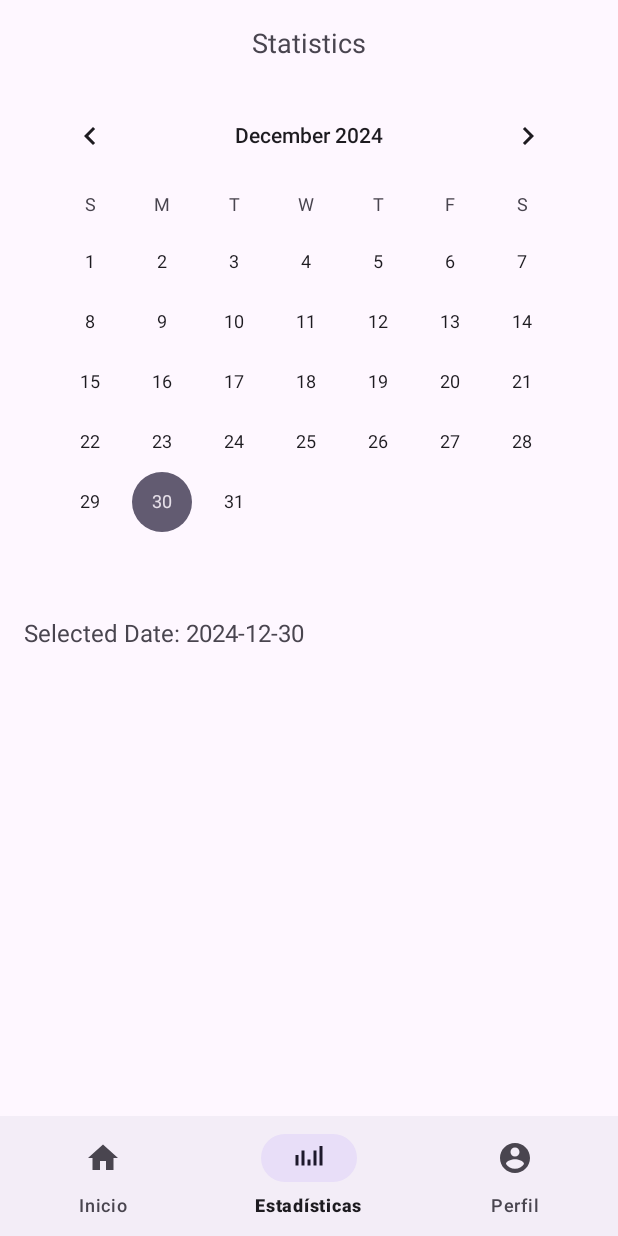
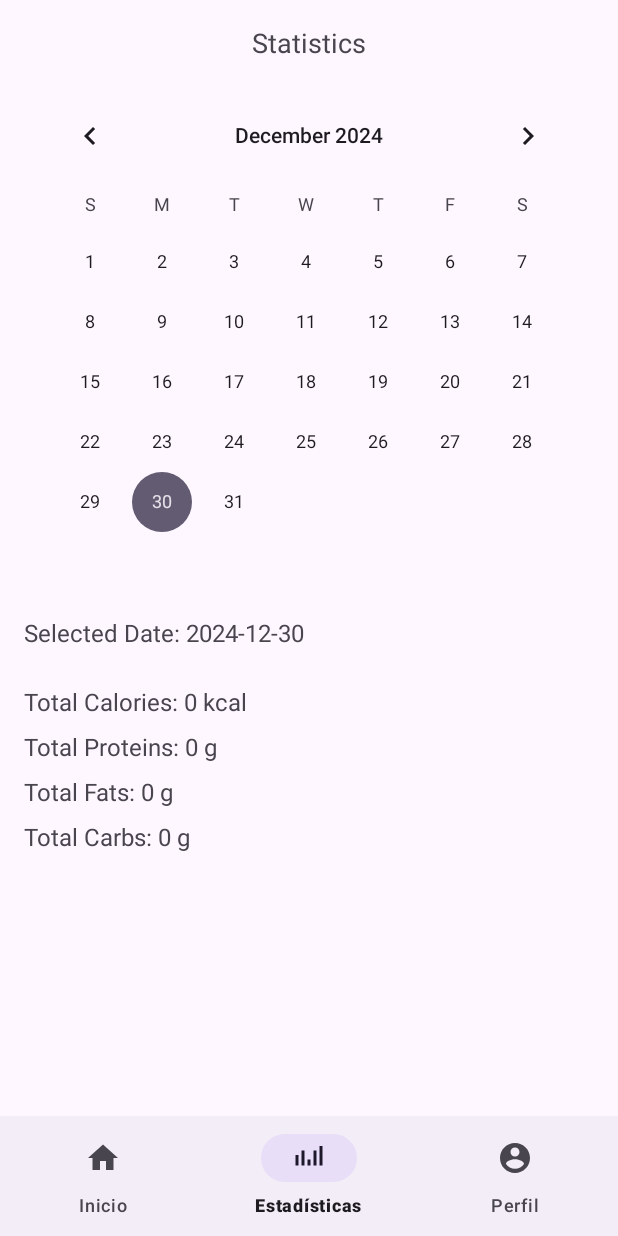
Before and after one commit to andresruiiz/FoodCalendar, an Android app built with Jetpack Compose: the DailySummaryActivity screen opened directly, with no data from a screen before it, item 2 of the bottom bar chosen, on a phone screen of 412 x 824 dp. Run offline under Robolectric (Android 15) with nearby library versions, the phone set to English and light mode, and no system bars.

Commit message:
Added protein, fats and carbs to Meal
Co-Authored-By: Mel-Nicolo <124881113+Mel-Nicolo@users.noreply.github.com>

```diff
--- a/app/src/main/java/es/uma/foodcalendar/FoodCalendarRepository.kt
+++ b/app/src/main/java/es/uma/foodcalendar/FoodCalendarRepository.kt
@@ -77,6 +77,9 @@ class FoodCalendarRepository(context: Context) {
         val query = """
         SELECT m.${BaseColumns._ID}, f.${FoodCalendarContract.Foods.COLUMN_NAME},
                f.${FoodCalendarContract.Foods.COLUMN_CALORIES},
+                f.${FoodCalendarContract.Foods.COLUMN_PROTEIN},
+                f.${FoodCalendarContract.Foods.COLUMN_FAT},
+                f.${FoodCalendarContract.Foods.COLUMN_CARBS},
                m.${FoodCalendarContract.Meals.COLUMN_QUANTITY},
                m.${FoodCalendarContract.Meals.COLUMN_TIME_OF_DAY},
                m.${FoodCalendarContract.Meals.COLUMN_DATE}
@@ -92,11 +95,14 @@ class FoodCalendarRepository(context: Context) {
             val id = cursor.getLong(cursor.getColumnIndexOrThrow(BaseColumns._ID))
             val name = cursor.getString(cursor.getColumnIndexOrThrow(FoodCalendarContract.Foods.COLUMN_NAME))
             val calories = cursor.getInt(cursor.getColumnIndexOrThrow(FoodCalendarContract.Foods.COLUMN_CALORIES))
+            val proteins = cursor.getInt(cursor.getColumnIndexOrThrow(FoodCalendarContract.Foods.COLUMN_PROTEIN))
+            val fats = cursor.getInt(cursor.getColumnIndexOrThrow(FoodCalendarContract.Foods.COLUMN_FAT))
+            val carbs = cursor.getInt(cursor.getColumnIndexOrThrow(FoodCalendarContract.Foods.COLUMN_CARBS))
             val quantity = cursor.getInt(cursor.getColumnIndexOrThrow(FoodCalendarContract.Meals.COLUMN_QUANTITY))
             val time = cursor.getString(cursor.getColumnIndexOrThrow(FoodCalendarContract.Meals.COLUMN_TIME_OF_DAY))
             val mealDate = cursor.getString(cursor.getColumnIndexOrThrow(FoodCalendarContract.Meals.COLUMN_DATE))
 
-            meals.add(Meal(id, name, (calories * quantity) / 100, quantity, time, mealDate))
+            meals.add(Meal(id, name, (calories * quantity) / 100, (proteins * quantity) / 100, (fats * quantity) / 100, (carbs * quantity) / 100, quantity, time, mealDate))
         }
         cursor.close()
         return meals
@@ -109,6 +115,9 @@ class FoodCalendarRepository(context: Context) {
         val query = """
         SELECT m.${BaseColumns._ID}, f.${FoodCalendarContract.Foods.COLUMN_NAME},
                f.${FoodCalendarContract.Foods.COLUMN_CALORIES},
+               f.${FoodCalendarContract.Foods.COLUMN_PROTEIN},
+                f.${FoodCalendarContract.Foods.COLUMN_FAT},
+                f.${FoodCalendarContract.Foods.COLUMN_CARBS},
                m.${FoodCalendarContract.Meals.COLUMN_QUANTITY},
                m.${FoodCalendarContract.Meals.COLUMN_TIME_OF_DAY},
                m.${FoodCalendarContract.Meals.COLUMN_DATE}
@@ -125,11 +134,14 @@ class FoodCalendarRepository(context: Context) {
             val id = cursor.getLong(cursor.getColumnIndexOrThrow(BaseColumns._ID))
             val name = cursor.getString(cursor.getColumnIndexOrThrow(FoodCalendarContract.Foods.COLUMN_NAME))
             val calories = cursor.getInt(cursor.getColumnIndexOrThrow(FoodCalendarContract.Foods.COLUMN_CALORIES))
+            val proteins = cursor.getInt(cursor.getColumnIndexOrThrow(FoodCalendarContract.Foods.COLUMN_PROTEIN))
+            val fats = cursor.getInt(cursor.getColumnIndexOrThrow(FoodCalendarContract.Foods.COLUMN_FAT))
+            val carbs = cursor.getInt(cursor.getColumnIndexOrThrow(FoodCalendarContract.Foods.COLUMN_CARBS))
             val quantity = cursor.getInt(cursor.getColumnIndexOrThrow(FoodCalendarContract.Meals.COLUMN_QUANTITY))
             val time = cursor.getString(cursor.getColumnIndexOrThrow(FoodCalendarContract.Meals.COLUMN_TIME_OF_DAY))
             val mealDate = cursor.getString(cursor.getColumnIndexOrThrow(FoodCalendarContract.Meals.COLUMN_DATE))
 
-            meals.add(Meal(id, name, (calories * quantity) / 100, quantity, time, mealDate))
+            meals.add(Meal(id, name, (calories * quantity) / 100, (proteins * quantity) / 100, (fats * quantity) / 100, (carbs * quantity) / 100, quantity, time, mealDate))
         }
         cursor.close()
         return meals
@@ -140,6 +152,9 @@ class FoodCalendarRepository(context: Context) {
         val query = """
         SELECT m.${BaseColumns._ID}, f.${FoodCalendarContract.Foods.COLUMN_NAME},
                f.${FoodCalendarContract.Foods.COLUMN_CALORIES},
+               f.${FoodCalendarContract.Foods.COLUMN_PROTEIN},
+                f.${FoodCalendarContract.Foods.COLUMN_FAT},
+                f.${FoodCalendarContract.Foods.COLUMN_CARBS},
                m.${FoodCalendarContract.Meals.COLUMN_QUANTITY},
                m.${FoodCalendarContract.Meals.COLUMN_TIME_OF_DAY},
                m.${FoodCalendarContract.Meals.COLUMN_DATE}
@@ -157,11 +172,14 @@ class FoodCalendarRepository(context: Context) {
             val id = cursor.getLong(cursor.getColumnIndexOrThrow(BaseColumns._ID))
             val name = cursor.getString(cursor.getColumnIndexOrThrow(FoodCalendarContract.Foods.COLUMN_NAME))
             val calories = cursor.getInt(cursor.getColumnIndexOrThrow(FoodCalendarContract.Foods.COLUMN_CALORIES))
+            val proteins = cursor.getInt(cursor.getColumnIndexOrThrow(FoodCalendarContract.Foods.COLUMN_PROTEIN))
+            val fats = cursor.getInt(cursor.getColumnIndexOrThrow(FoodCalendarContract.Foods.COLUMN_FAT))
+            val carbs = cursor.getInt(cursor.getColumnIndexOrThrow(FoodCalendarContract.Foods.COLUMN_CARBS))
             val quantity = cursor.getInt(cursor.getColumnIndexOrThrow(FoodCalendarContract.Meals.COLUMN_QUANTITY))
             val time = cursor.getString(cursor.getColumnIndexOrThrow(FoodCalendarContract.Meals.COLUMN_TIME_OF_DAY))
             val mealDate = cursor.getString(cursor.getColumnIndexOrThrow(FoodCalendarContract.Meals.COLUMN_DATE))
 
-            meal = Meal(id, name, (calories * quantity) / 100, quantity, time, mealDate)
+            meal = Meal(id, name, (calories * quantity) / 100, (proteins * quantity) / 100, (fats * quantity) / 100, (carbs * quantity) / 100, quantity, time, mealDate)
         }
 
         cursor.close()
--- a/app/src/main/java/es/uma/foodcalendar/Meal.kt
+++ b/app/src/main/java/es/uma/foodcalendar/Meal.kt
@@ -4,6 +4,9 @@ data class Meal(
     val id: Long,           // ID de la comida en la tabla 'meals'
     val name: String,       // Nombre del alimento (de la tabla 'foods')
     val calories: Int,      // Calorías totales (calculadas como calorías * cantidad)
+    val proteins: Int,      // Proteínas totales (calculadas como proteínas * cantidad)
+    val fats: Int,          // Grasas totales (calculadas como grasas * cantidad)
+    val carbs: Int,         // Carbohidratos totales (calculados como carbohidratos * cantidad)
     val quantity: Int,      // Cantidad consumida
     val timeOfDay: String,  // Franja horaria (ej.: desayuno, almuerzo)
     val date: String        // Fecha de la comida
--- a/app/src/main/java/es/uma/foodcalendar/StatisticsActivity.kt
+++ b/app/src/main/java/es/uma/foodcalendar/StatisticsActivity.kt
@@ -13,6 +13,9 @@ class StatisticsActivity : AppCompatActivity() {
     private lateinit var selectedDateLabel: TextView
     private lateinit var mealsListView: ListView
     private lateinit var totalCalories: TextView
+    private lateinit var totalProteins: TextView
+    private lateinit var totalFats: TextView
+    private lateinit var totalCarbs: TextView
 
     private var selectedDate: String = ""
 
@@ -28,6 +31,9 @@ class StatisticsActivity : AppCompatActivity() {
         selectedDateLabel = findViewById(R.id.selectedDateLabel)
         mealsListView = findViewById(R.id.mealsListView)
         totalCalories = findViewById(R.id.totalCalories)
+        totalProteins = findViewById(R.id.totalProteins)
+        totalFats = findViewById(R.id.totalFats)
+        totalCarbs = findViewById(R.id.totalCarbs)
 
         // Configurar fecha inicial
         selectedDate = SimpleDateFormat("yyyy-MM-dd", Locale.getDefault()).format(Date())
@@ -52,6 +58,9 @@ class StatisticsActivity : AppCompatActivity() {
             Toast.makeText(this, getString(R.string.no_meals_for_date), Toast.LENGTH_SHORT).show()
             mealsListView.adapter = null
             totalCalories.text = getString(R.string.total_calories, 0)
+            totalProteins.text = getString(R.string.total_proteins, 0)
+            totalFats.text = getString(R.string.total_fats, 0)
+            totalCarbs.text = getString(R.string.total_carbs, 0)
             return
         }
 
@@ -60,16 +69,33 @@ class StatisticsActivity : AppCompatActivity() {
         val mealDescriptions = groupedMeals.map { (timeOfDay, meals) ->
             val totalCaloriesForTime = meals.sumOf { it.calories }
             val mealDetails = meals.joinToString("\n") { meal ->
-                "- ${meal.name}: ${meal.calories} kcal (${meal.quantity}x)"
+                "- ${meal.name}: ${meal.calories} kcal (${meal.quantity}g)"
             }
-            "${timeOfDay.capitalize()}:\n$totalCaloriesForTime kcal\n$mealDetails"
+            "${translateTimeOfDay(timeOfDay)}:\n$totalCaloriesForTime kcal\n$mealDetails"
         }
 
         val adapter = ArrayAdapter(this, android.R.layout.simple_list_item_1, mealDescriptions)
         mealsListView.adapter = adapter
 
-        // Calcular el total de calorías del día
+        // Calcular el total de calorías, proteínas, grasas y carbohidratos del día
         val totalCaloriesForDay = meals.sumOf { it.calories }
+        val totalProteinsForDay = meals.sumOf { it.proteins }
+        val totalFatsForDay = meals.sumOf { it.fats }
+        val totalCarbsForDay = meals.sumOf { it.carbs }
+
         totalCalories.text = getString(R.string.total_calories, totalCaloriesForDay)
+        totalProteins.text = getString(R.string.total_proteins, totalProteinsForDay)
+        totalFats.text = getString(R.string.total_fats, totalFatsForDay)
+        totalCarbs.text = getString(R.string.total_carbs, totalCarbsForDay)
+    }
+
+    private fun translateTimeOfDay(timeOfDay: String): String {
+        return when (timeOfDay.toLowerCase(Locale.getDefault())) {
+            "breakfast" -> getString(R.string.breakfast)
+            "lunch" -> getString(R.string.lunch)
+            "snack" -> getString(R.string.snack)
+            "dinner" -> getString(R.string.dinner)
+            else -> timeOfDay
+        }
     }
 }
--- a/app/src/main/res/layout/activity_statistics.xml
+++ b/app/src/main/res/layout/activity_statistics.xml
@@ -34,13 +34,6 @@
             android:textSize="16sp"
             android:layout_marginBottom="8dp" />
 
-        <ListView
-            android:id="@+id/mealsListView"
-            android:layout_width="match_parent"
-            android:layout_height="0dp"
-            android:layout_weight="1"
-            android:dividerHeight="1dp" />
-
         <TextView
             android:id="@+id/totalCalories"
             android:layout_width="match_parent"
@@ -48,6 +41,37 @@
             android:textSize="16sp"
             android:layout_marginTop="16dp"
             android:text="@string/total_calories" />
+
+        <TextView
+            android:id="@+id/totalProteins"
+            android:layout_width="match_parent"
+            android:layout_height="wrap_content"
+            android:textSize="16sp"
+            android:layout_marginTop="8dp"
+            android:text="@string/total_proteins" />
+
+        <TextView
+            android:id="@+id/totalFats"
+            android:layout_width="match_parent"
+            android:layout_height="wrap_content"
+            android:textSize="16sp"
+            android:layout_marginTop="8dp"
+            android:text="@string/total_fats" />
+
+        <TextView
+            android:id="@+id/totalCarbs"
+            android:layout_width="match_parent"
+            android:layout_height="wrap_content"
+            android:textSize="16sp"
+            android:layout_marginTop="8dp"
+            android:text="@string/total_carbs" />
+
+        <ListView
+            android:id="@+id/mealsListView"
+            android:layout_width="match_parent"
+            android:layout_height="0dp"
+            android:layout_weight="1"
+            android:dividerHeight="1dp" />
     </LinearLayout>
 
     <fragment
--- a/app/src/main/res/values/strings.xml
+++ b/app/src/main/res/values/strings.xml
@@ -67,4 +67,9 @@
     <string name="meal_added">Meal added successfully!</string>
     <string name="select_food">Select a food</string>
     <string name="quantity_required">Please enter a valid quantity</string>
+    <string name="average_calories">Average Calories: %1$d kcal</string>
+    <string name="meal_count">Meal Count: %1$d</string>
+    <string name="total_proteins">Total Proteins: %1$d g</string>
+    <string name="total_fats">Total Fats: %1$d g</string>
+    <string name="total_carbs">Total Carbs: %1$d g</string>
 </resources>
```
Also changed, not shown: 1 other file.
